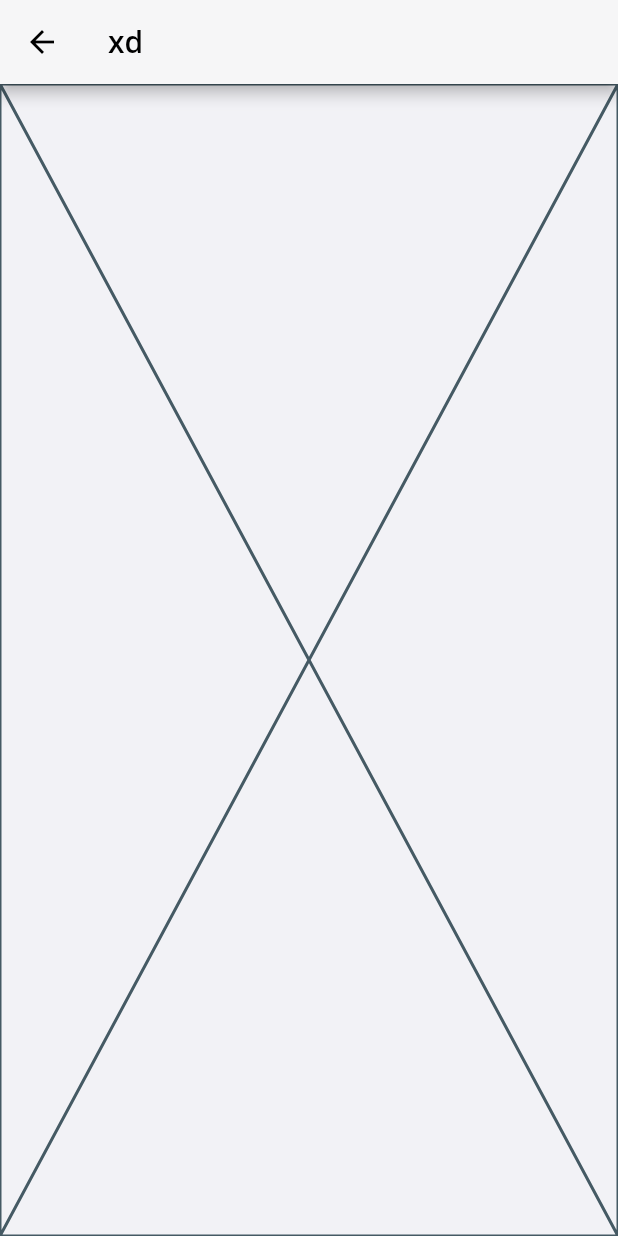
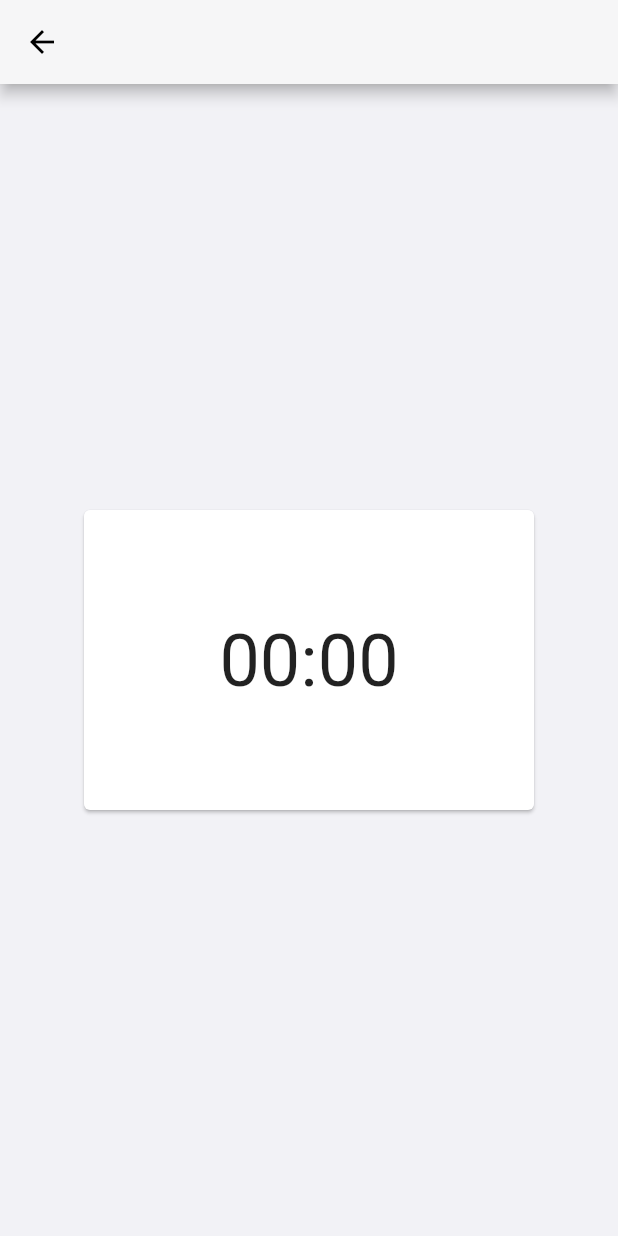
Before and after one commit to WojDob/FocuMoji, a Flutter app: the screen it shows after launch, after a tap on "Start", on a phone screen of 412 x 824 dp. Run offline on Flutter 3.47's test engine with Material 2 defaults, Android fonts, the phone set to English and light mode, and no system bars; our stand-ins replace google_fonts.

Commit message:
Add timing on countdown screen

```diff
--- a/lib/models/timer_manager.dart
+++ b/lib/models/timer_manager.dart
@@ -9,11 +9,15 @@ class TimerManager extends ChangeNotifier {
 
   int get minutes => _minutes;
   int get seconds => _seconds;
-
+  TimerManager();
+  TimerManager.started(int minutes) {
+    setTimer(minutes);
+  }
   void setTimer(int minutes) {
     _timer?.cancel();
     _remaining = 60 * minutes;
     _setDigits(_remaining);
+    startTimer();
     notifyListeners();
   }
 
@@ -28,8 +32,8 @@ class TimerManager extends ChangeNotifier {
         _timer!.cancel();
       } else {
         _setDigits(_remaining);
+        notifyListeners();
       }
-      notifyListeners();
     });
   }
 
@@ -37,4 +41,11 @@ class TimerManager extends ChangeNotifier {
     _minutes = remainingSeconds ~/ 60;
     _seconds = remainingSeconds - (_minutes * 60);
   }
+
+  @override
+  void dispose() {
+    _timer?.cancel();
+
+    super.dispose();
+  }
 }
--- a/lib/screens/countdown_screen.dart
+++ b/lib/screens/countdown_screen.dart
@@ -3,8 +3,7 @@ import '../models/models.dart';
 import 'package:provider/provider.dart';
 
 class CountdownScreen extends StatelessWidget {
-  String title;
-  CountdownScreen({Key? key, required this.title}) : super(key: key);
+  CountdownScreen({Key? key}) : super(key: key);
 
   @override
   Widget build(BuildContext context) {
@@ -18,9 +17,29 @@ class CountdownScreen extends StatelessWidget {
             Navigator.pop(context);
           },
         ),
-        title: Text(title),
       ),
-      body: Placeholder(),
+      body: Center(
+        child: Card(
+          child: SizedBox(
+            width: 300,
+            height: 200,
+            child: Row(
+              mainAxisAlignment: MainAxisAlignment.spaceEvenly,
+              children: [
+                Column(
+                  mainAxisAlignment: MainAxisAlignment.center,
+                  children: [
+                    Text(
+                      '${timerProvider.minutes.toString().padLeft(2, '0')}:${timerProvider.seconds.toString().padLeft(2, '0')}',
+                      style: TextStyle(fontSize: 48),
+                    ),
+                  ],
+                ),
+              ],
+            ),
+          ),
+        ),
+      ),
     );
   }
 }
--- a/lib/screens/timer_screen.dart
+++ b/lib/screens/timer_screen.dart
@@ -20,8 +20,8 @@ class _TimerScreenState extends State<TimerScreen> {
             child: SizedBox(
               width: 300,
               height: 200,
-              child: Row(
-                mainAxisAlignment: MainAxisAlignment.spaceEvenly,
+              child: Column(
+                mainAxisAlignment: MainAxisAlignment.center,
                 children: [
                   Slider(
                     value: _sliderValue,
@@ -46,9 +46,9 @@ class _TimerScreenState extends State<TimerScreen> {
                         MaterialPageRoute(
                           builder: (BuildContext context) =>
                               ChangeNotifierProvider(
-                            create: (context) => TimerManager(),
-                            builder: (context, child) =>
-                                CountdownScreen(title: "xd"),
+                            create: (context) =>
+                                TimerManager.started(_sliderValue.toInt()),
+                            builder: (context, child) => CountdownScreen(),
                           ),
                         ),
                       );
```
Also changed, not shown: 3 other files.
